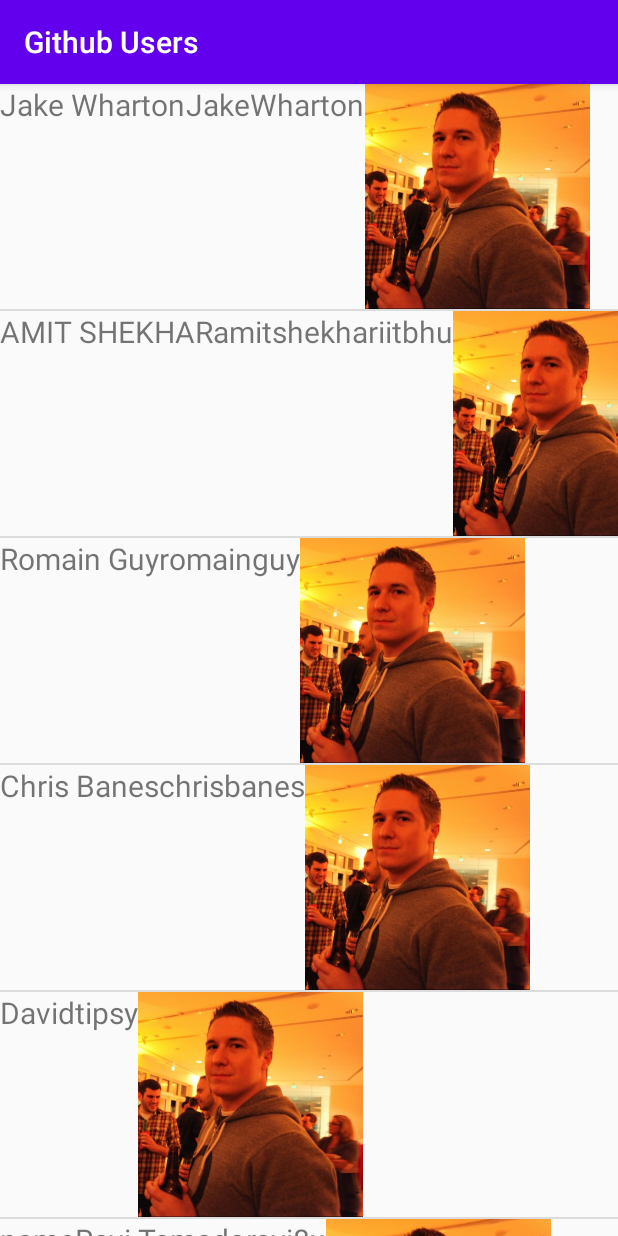
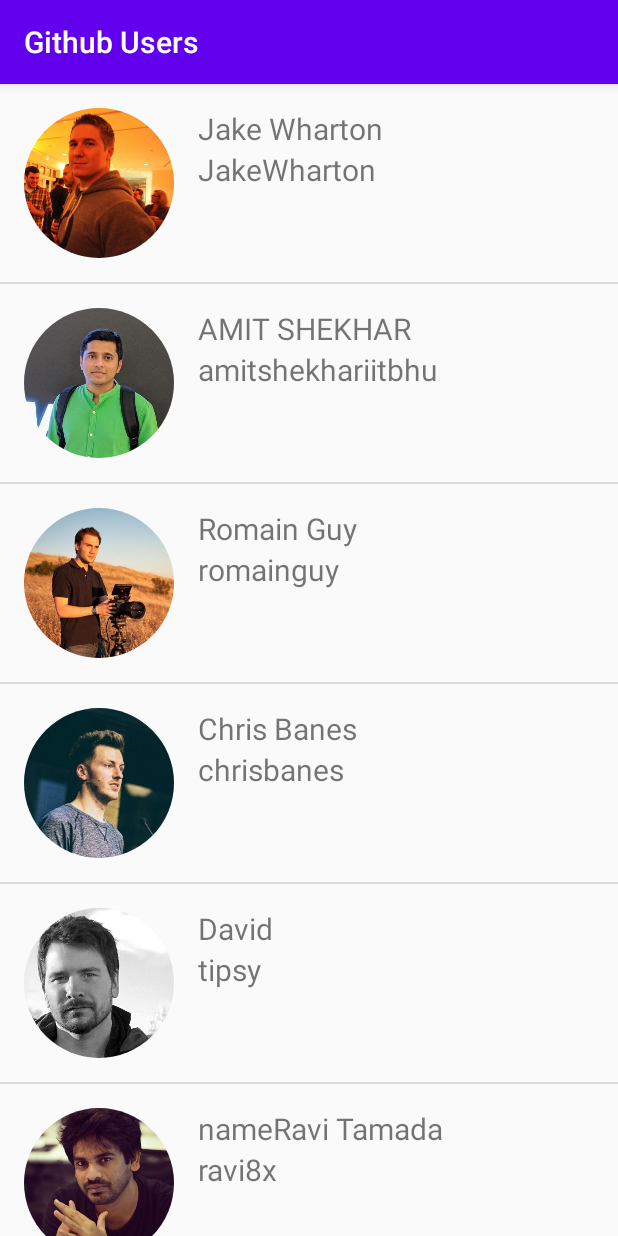
Before and after one commit to arifikhsan/FundamentalAndroidGithubUsers, an Android app: the screen it shows after launch (MainActivity), on a phone screen of 412 x 824 dp. Run offline under Robolectric (Android 15) with nearby library versions, the phone set to English and light mode, and no system bars; our stand-ins replace CircleImageView.

Commit message:
circle image view

```diff
--- a/app/build.gradle
+++ b/app/build.gradle
@@ -31,6 +31,7 @@ dependencies {
     implementation 'androidx.appcompat:appcompat:1.2.0'
     implementation 'androidx.constraintlayout:constraintlayout:2.0.1'
     implementation 'com.google.android.material:material:1.2.1'
+    implementation 'de.hdodenhof:circleimageview:3.1.0'
     testImplementation 'junit:junit:4.12'
     androidTestImplementation 'androidx.test.ext:junit:1.1.2'
     androidTestImplementation 'androidx.test.espresso:espresso-core:3.3.0'
--- a/app/src/main/java/com/example/fundamentalandroidgithubusers/screen/home/GitHubUserAdapter.kt
+++ b/app/src/main/java/com/example/fundamentalandroidgithubusers/screen/home/GitHubUserAdapter.kt
@@ -32,17 +32,17 @@ class GitHubUserAdapter internal constructor(private val context: Context) : Bas
         return itemView
     }
 
-    private inner class ViewHolder internal constructor(view: View) {
+    private inner class ViewHolder(view: View) {
         private val textName: TextView = view.findViewById(R.id.text_name)
         private val textUsername: TextView = view.findViewById(R.id.text_username)
         private val imageAvatar: ImageView = view.findViewById(R.id.image_avatar)
 
-        internal fun bind(user: GitHubUser) {
+        fun bind(user: GitHubUser) {
             textName.text = user.name
             textUsername.text = user.username
             imageAvatar.setImageResource(
                 context.resources.getIdentifier(
-                    "user1",
+                    user.avatar,
                     "drawable",
                     context.packageName
                 )
--- a/app/src/main/res/layout/user_list_item.xml
+++ b/app/src/main/res/layout/user_list_item.xml
@@ -2,7 +2,23 @@
 <LinearLayout xmlns:android="http://schemas.android.com/apk/res/android"
     xmlns:tools="http://schemas.android.com/tools"
     android:layout_width="match_parent"
-    android:layout_height="match_parent">
+    android:layout_height="match_parent"
+    android:padding="16dp">
+
+    <de.hdodenhof.circleimageview.CircleImageView
+        android:id="@+id/image_avatar"
+        android:layout_width="100dp"
+        android:layout_height="100dp"
+        android:contentDescription="@string/app_name"
+        android:textSize="20sp"
+        tools:src="@sample/github_users.json/users/avatar" />
+
+    <LinearLayout
+        android:layout_width="match_parent"
+        android:layout_height="wrap_content"
+        android:orientation="vertical"
+        android:paddingStart="16dp"
+        android:paddingEnd="16dp">
 
         <TextView
             android:id="@+id/text_name"
@@ -18,12 +34,6 @@
             android:textSize="20sp"
             tools:text="@sample/github_users.json/users/username" />
 
-    <ImageView
-        android:id="@+id/image_avatar"
-        android:layout_width="150dp"
-        android:layout_height="150dp"
-        android:contentDescription="@string/app_name"
-        android:textSize="20sp"
-        tools:src="@sample/github_users.json/users/avatar" />
+    </LinearLayout>
 
 </LinearLayout>
```
Lines whose indentation alone changed are shown as unchanged.
